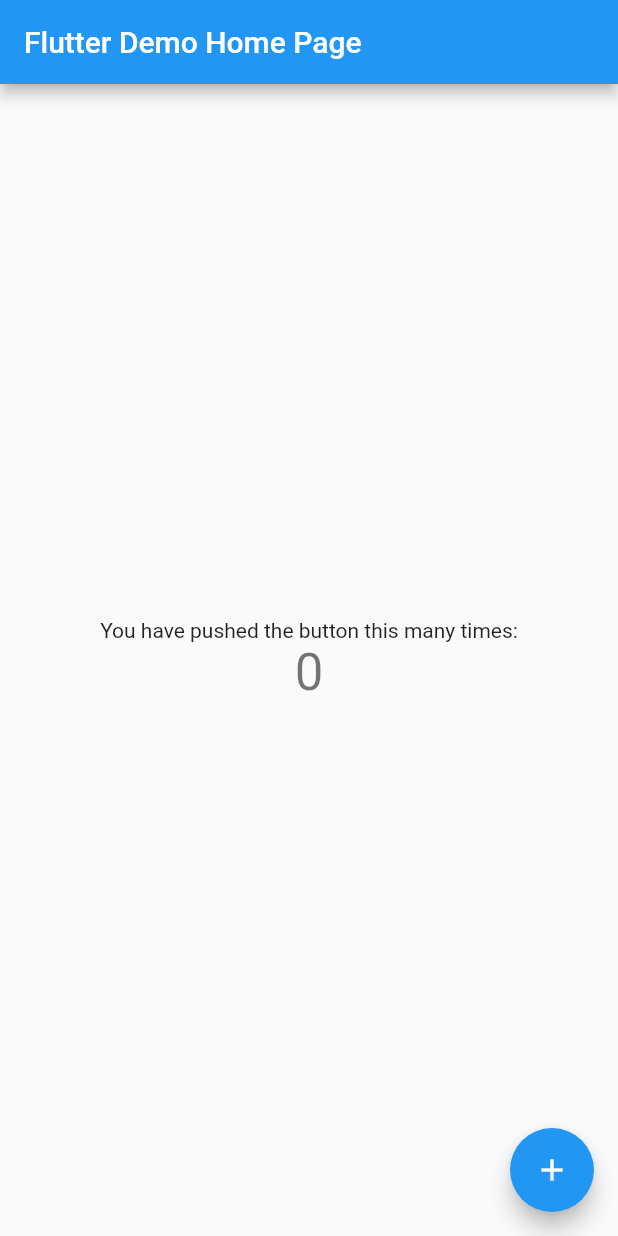
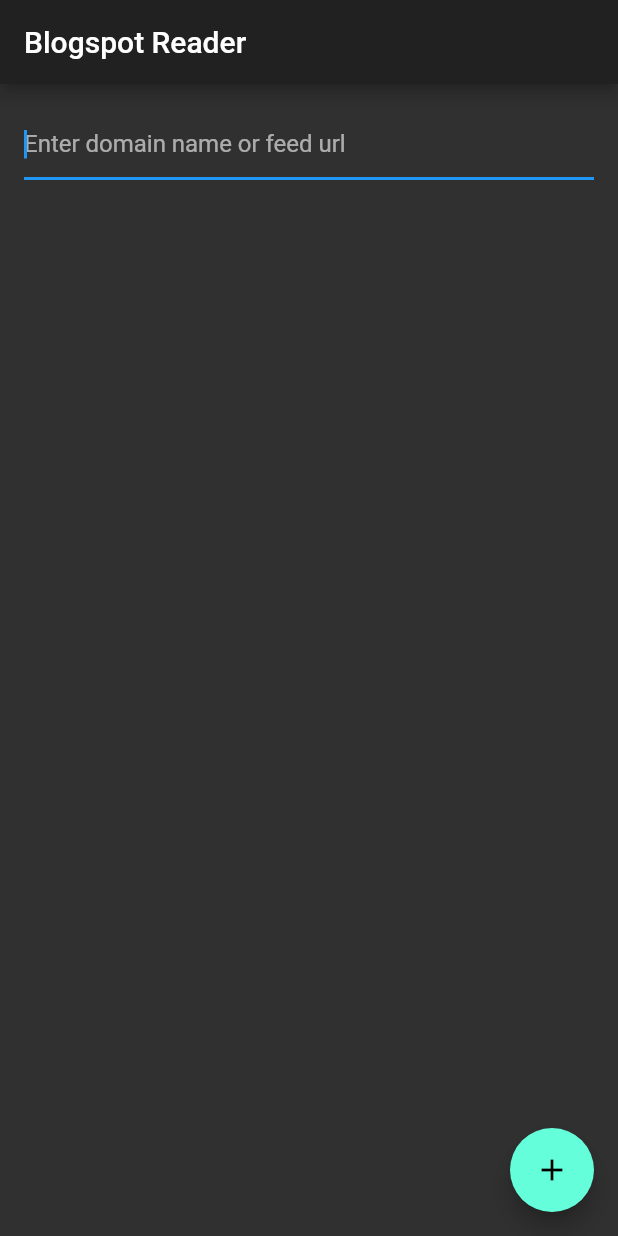
Before and after one commit to daohoangson/flutter-blogspot_reader, a Flutter app: the screen it shows after launch, on a phone screen of 412 x 824 dp. Run offline on Flutter 3.47's test engine with Material 2 defaults, Android fonts, the phone set to English and light mode, and no system bars; our stand-ins replace cached_network_image, flutter_widget_from_html, pull_to_refresh, timeago; missing offline and left inert: webfeed.

Commit message:
Implement basic feed and entry screns

```diff
--- a/lib/main.dart
+++ b/lib/main.dart
@@ -1,4 +1,5 @@
 import 'package:flutter/material.dart';
+import 'package:blogspot_reader/blogspot/feed.dart';
 
 void main() => runApp(MyApp());
 
@@ -7,105 +8,60 @@
   @override
   Widget build(BuildContext context) {
     return MaterialApp(
-      title: 'Flutter Demo',
-      theme: ThemeData(
-        // This is the theme of your application.
-        //
-        // Try running your application with "flutter run". You'll see the
-        // application has a blue toolbar. Then, without quitting the app, try
-        // changing the primarySwatch below to Colors.green and then invoke
-        // "hot reload" (press "r" in the console where you ran "flutter run",
-        // or simply save your changes to "hot reload" in a Flutter IDE).
-        // Notice that the counter didn't reset back to zero; the application
-        // is not restarted.
-        primarySwatch: Colors.blue,
-      ),
-      home: MyHomePage(title: 'Flutter Demo Home Page'),
+      title: 'Blogspot Reader',
+      theme: ThemeData.dark(),
+      home: _Setting(),
     );
   }
 }
 
-class MyHomePage extends StatefulWidget {
-  MyHomePage({Key key, this.title}) : super(key: key);
+class _Setting extends StatefulWidget {
+  @override
+  State<StatefulWidget> createState() => _SettingState();
+}
 
-  // This widget is the home page of your application. It is stateful, meaning
-  // that it has a State object (defined below) that contains fields that affect
-  // how it looks.
-
-  // This class is the configuration for the state. It holds the values (in this
-  // case the title) provided by the parent (in this case the App widget) and
-  // used by the build method of the State. Fields in a Widget subclass are
-  // always marked "final".
-
-  final String title;
+class _SettingState extends State<_Setting> {
+  final _tec = TextEditingController();
 
   @override
-  _MyHomePageState createState() => _MyHomePageState();
-}
-
-class _MyHomePageState extends State<MyHomePage> {
-  int _counter = 0;
-
-  void _incrementCounter() {
-    setState(() {
-      // This call to setState tells the Flutter framework that something has
-      // changed in this State, which causes it to rerun the build method below
-      // so that the display can reflect the updated values. If we changed
-      // _counter without calling setState(), then the build method would not be
-      // called again, and so nothing would appear to happen.
-      _counter++;
-    });
+  void dispose() {
+    super.dispose();
+    _tec.dispose();
   }
 
   @override
-  Widget build(BuildContext context) {
-    // This method is rerun every time setState is called, for instance as done
-    // by the _incrementCounter method above.
-    //
-    // The Flutter framework has been optimized to make rerunning build methods
-    // fast, so that you can just rebuild anything that needs updating rather
-    // than having to individually change instances of widgets.
-    return Scaffold(
-      appBar: AppBar(
-        // Here we take the value from the MyHomePage object that was created by
-        // the App.build method, and use it to set our appbar title.
-        title: Text(widget.title),
-      ),
-      body: Center(
-        // Center is a layout widget. It takes a single child and positions it
-        // in the middle of the parent.
-        child: Column(
-          // Column is also a layout widget. It takes a list of children and
-          // arranges them vertically. By default, it sizes itself to fit its
-          // children horizontally, and tries to be as tall as its parent.
-          //
-          // Invoke "debug painting" (press "p" in the console, choose the
-          // "Toggle Debug Paint" action from the Flutter Inspector in Android
-          // Studio, or the "Toggle Debug Paint" command in Visual Studio Code)
-          // to see the wireframe for each widget.
-          //
-          // Column has various properties to control how it sizes itself and
-          // how it positions its children. Here we use mainAxisAlignment to
-          // center the children vertically; the main axis here is the vertical
-          // axis because Columns are vertical (the cross axis would be
-          // horizontal).
-          mainAxisAlignment: MainAxisAlignment.center,
-          children: <Widget>[
-            Text(
-              'You have pushed the button this many times:',
+  Widget build(BuildContext context) => Scaffold(
+        appBar: AppBar(title: Text('Blogspot Reader')),
+        body: Padding(
+          padding: const EdgeInsets.all(16.0),
+          child: TextField(
+            autocorrect: false,
+            autofocus: true,
+            controller: _tec,
+            decoration: InputDecoration(
+              hintText: 'Enter domain name or feed url',
             ),
-            Text(
-              '$_counter',
-              style: Theme.of(context).textTheme.display1,
-            ),
-          ],
+            keyboardType: TextInputType.url,
+            onSubmitted: (_) => __actionGo(),
+          ),
         ),
-      ),
-      floatingActionButton: FloatingActionButton(
-        onPressed: _incrementCounter,
-        tooltip: 'Increment',
-        child: Icon(Icons.add),
-      ), // This trailing comma makes auto-formatting nicer for build methods.
-    );
+        floatingActionButton: FloatingActionButton(
+          onPressed: __actionGo,
+          child: Icon(Icons.add),
+        ),
+      );
+
+  void __actionGo() {
+    final input = _tec.text;
+    if (input.isNotEmpty != true) return;
+
+    String atomFeedUrl = input;
+    final m = new RegExp(r'^https?://');
+    if (m.matchAsPrefix(input) == null) {
+      atomFeedUrl = "https://$input/feeds/posts/default";
+    }
+
+    Navigator.of(context)
+        .push(MaterialPageRoute(builder: (_) => BlogspotFeed(atomFeedUrl)));
   }
 }
```
Also changed, not shown: lib/blogspot/entry.dart (added, +119 -0 lines), lib/blogspot/feed.dart (added, +112 -0 lines), pubspec.yaml (+7 -3 lines), pubspec.lock, 7 other files.
